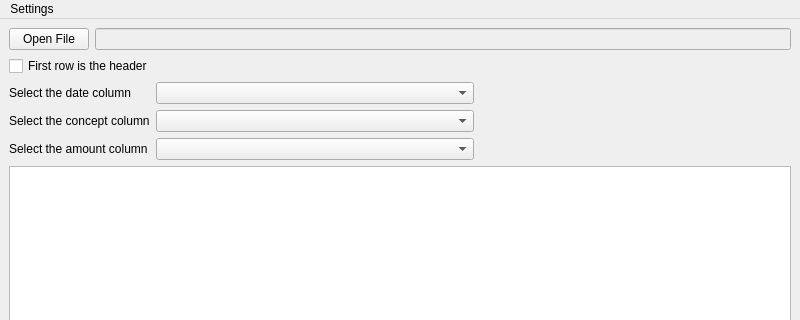
Old version of the form views/MainWindow.ui in the repository xcarol/wmm-qt; both pictures show x 0 to 800 and y 0 to 320 of the 800 by 600 pixel window.
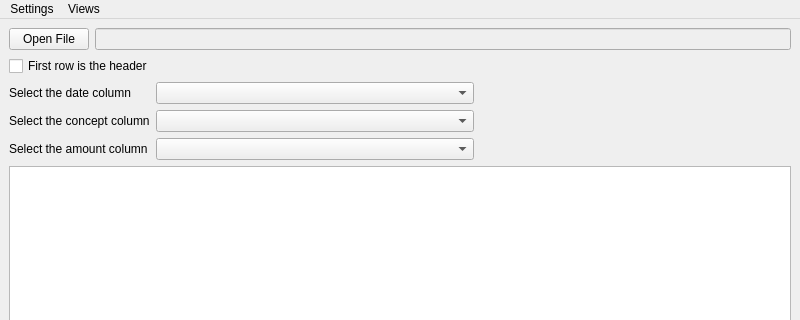
New version of the form.

Commit message: add menu option to switch between views and save last active view

```diff
--- a/views/MainWindow.ui
+++ b/views/MainWindow.ui
@@ -149,7 +149,15 @@
     </property>
     <addaction name="actionDatabase"/>
    </widget>
+   <widget class="QMenu" name="menuViews">
+    <property name="title">
+     <string>Views</string>
+    </property>
+    <addaction name="actionImport"/>
+    <addaction name="actionCategorize"/>
+   </widget>
    <addaction name="menuSettings"/>
+   <addaction name="menuViews"/>
   </widget>
   <widget class="QStatusBar" name="statusbar"/>
   <action name="actionDatabase">
```
Left out of the diff: 10 changed lines with no effect on the pictures. The commit also changes 2 other files.
